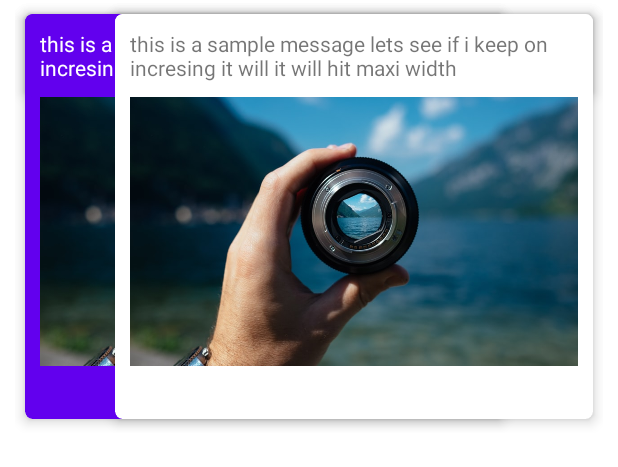
After one commit to realmohdali/Lets_Chat_No_Login, an Android app: the layout message_view.xml on its own in the app's theme, with its tools: preview values and no code run, on a phone screen of 412 x 824 dp. The commit adds this screen. Shown: the top 467 px of the screen. Run offline under Robolectric (Android 15) with nearby library versions, the phone set to English and light mode, and no system bars; network calls fail.

Commit message:
setup get message in background service setup recyclerview (chatview) adapter

```diff
--- a/app/src/main/AndroidManifest.xml
+++ b/app/src/main/AndroidManifest.xml
@@ -16,7 +16,7 @@
             android:name=".ViewImage"
             android:exported="false" />
         <activity
-            android:name=".chat"
+            android:name=".Chat"
             android:exported="false" />
         <activity
             android:name=".MainActivity"
@@ -29,7 +29,7 @@
             </intent-filter>
         </activity>
 
-        <service android:name=".services.checkConnection" />
+        <service android:name=".services.BackgroundService" />
     </application>
 
 </manifest>
--- a/app/src/main/java/com/example/letschat_nologin/MainActivity.java
+++ b/app/src/main/java/com/example/letschat_nologin/MainActivity.java
@@ -102,7 +102,7 @@ public class MainActivity extends AppCompatActivity {
         stringRequest = new StringRequest(Request.Method.POST, url, response -> {
             progressBar.setVisibility(View.GONE);
             if(response.equals("200")) {
-                Intent intent = new Intent(MainActivity.this, chat.class);
+                Intent intent = new Intent(MainActivity.this, Chat.class);
                 intent.putExtra("myGender", myGender);
                 intent.putExtra("myInterest", myInterest);
                 startActivity(intent);
--- a/app/src/main/res/layout/activity_chat.xml
+++ b/app/src/main/res/layout/activity_chat.xml
@@ -4,9 +4,10 @@
     xmlns:tools="http://schemas.android.com/tools"
     android:layout_width="match_parent"
     android:layout_height="match_parent"
-    tools:context=".chat">
+    tools:context=".Chat">
 
     <LinearLayout
+        android:elevation="5dp"
         android:id="@+id/linearLayout3"
         android:layout_width="match_parent"
         android:layout_height="wrap_content"
--- /dev/null
+++ b/app/src/main/res/layout/message_view.xml
@@ -0,0 +1,114 @@
+<?xml version="1.0" encoding="utf-8"?>
+<RelativeLayout xmlns:android="http://schemas.android.com/apk/res/android"
+    xmlns:app="http://schemas.android.com/apk/res-auto"
+    xmlns:tools="http://schemas.android.com/tools"
+    android:layout_width="match_parent"
+    android:layout_height="wrap_content"
+    android:paddingStart="10dp"
+    android:paddingEnd="10dp"
+    tools:ignore="RtlSymmetry">
+
+    <androidx.cardview.widget.CardView
+        android:id="@+id/received_image"
+        android:layout_width="wrap_content"
+        android:layout_height="wrap_content"
+        android:layout_marginEnd="60dp"
+        app:cardBackgroundColor="@color/purple_500"
+        app:cardCornerRadius="5dp"
+        app:cardElevation="5dp"
+        app:cardPreventCornerOverlap="true"
+        app:cardUseCompatPadding="true"
+        app:contentPadding="10dp"
+        app:layout_constraintBottom_toBottomOf="parent"
+        app:layout_constraintEnd_toEndOf="parent"
+        app:layout_constraintHorizontal_bias="0.97"
+        app:layout_constraintStart_toStartOf="parent"
+        app:layout_constraintTop_toTopOf="parent">
+
+        <ImageView
+            android:id="@+id/received_image_view"
+            android:layout_width="wrap_content"
+            android:layout_height="250dp"
+            android:scaleType="fitCenter"
+            android:src="@drawable/test" />
+    </androidx.cardview.widget.CardView>
+
+    <androidx.cardview.widget.CardView
+        android:id="@+id/received_message"
+        android:layout_width="wrap_content"
+        android:layout_height="wrap_content"
+        android:layout_marginEnd="60dp"
+        app:cardBackgroundColor="@color/purple_500"
+        app:cardCornerRadius="5dp"
+        app:cardElevation="5dp"
+        app:cardPreventCornerOverlap="true"
+        app:cardUseCompatPadding="true"
+        app:contentPadding="10dp"
+        app:layout_constraintBottom_toBottomOf="parent"
+        app:layout_constraintEnd_toEndOf="parent"
+        app:layout_constraintHorizontal_bias="0.97"
+        app:layout_constraintStart_toStartOf="parent"
+        app:layout_constraintTop_toTopOf="parent">
+
+        <TextView
+            android:id="@+id/received_message_view"
+            android:layout_width="wrap_content"
+            android:layout_height="wrap_content"
+            android:text="this is a sample message lets see if i keep on incresing it will it will hit maxi width"
+            android:textColor="@color/white" />
+    </androidx.cardview.widget.CardView>
+
+    <androidx.cardview.widget.CardView
+        android:layout_alignParentEnd="true"
+        android:id="@+id/sent_image"
+        android:layout_width="wrap_content"
+        android:layout_height="wrap_content"
+        android:layout_marginStart="60dp"
+        app:cardBackgroundColor="@color/white"
+        app:cardCornerRadius="5dp"
+        app:cardElevation="5dp"
+        app:cardPreventCornerOverlap="true"
+        app:cardUseCompatPadding="true"
+        app:contentPadding="10dp"
+        app:layout_constraintBottom_toBottomOf="parent"
+        app:layout_constraintEnd_toEndOf="parent"
+        app:layout_constraintHorizontal_bias="0.97"
+        app:layout_constraintStart_toStartOf="parent"
+        app:layout_constraintTop_toTopOf="parent">
+
+        <ImageView
+            android:id="@+id/sent_image_view"
+            android:layout_width="wrap_content"
+            android:layout_height="250dp"
+            android:scaleType="fitCenter"
+            android:src="@drawable/test" />
+
+    </androidx.cardview.widget.CardView>
+
+    <androidx.cardview.widget.CardView
+        android:layout_alignParentEnd="true"
+        android:id="@+id/sent_message"
+        android:layout_width="wrap_content"
+        android:layout_height="wrap_content"
+        android:layout_marginStart="60dp"
+        app:cardBackgroundColor="@color/white"
+        app:cardCornerRadius="5dp"
+        app:cardElevation="5dp"
+        app:cardPreventCornerOverlap="true"
+        app:cardUseCompatPadding="true"
+        app:contentPadding="10dp"
+        app:layout_constraintBottom_toBottomOf="parent"
+        app:layout_constraintEnd_toEndOf="parent"
+        app:layout_constraintHorizontal_bias="0.97"
+        app:layout_constraintStart_toStartOf="parent"
+        app:layout_constraintTop_toTopOf="parent">
+
+        <TextView
+            android:id="@+id/sent_message_view"
+            android:layout_width="wrap_content"
+            android:layout_height="wrap_content"
+            android:text="this is a sample message lets see if i keep on incresing it will it will hit maxi width" />
+    </androidx.cardview.widget.CardView>
+
+
+</RelativeLayout>
```
Also changed, not shown: app/src/main/java/com/example/letschat_nologin/Chat.java (renamed from app/src/main/java/com/example/letschat_nologin/chat.java, +59 -4 lines), app/src/main/java/com/example/letschat_nologin/adapter/ChatAdapter.java (added, +85 -0 lines), app/src/main/java/com/example/letschat_nologin/data/MessageData.java (added, +32 -0 lines), app/src/main/java/com/example/letschat_nologin/services/BackgroundService.java (added, +168 -0 lines), app/src/main/java/com/example/letschat_nologin/services/checkConnection.java (deleted, +0 -113 lines), app/src/main/res/layout/received_image.xml (deleted, +0 -33 lines).
